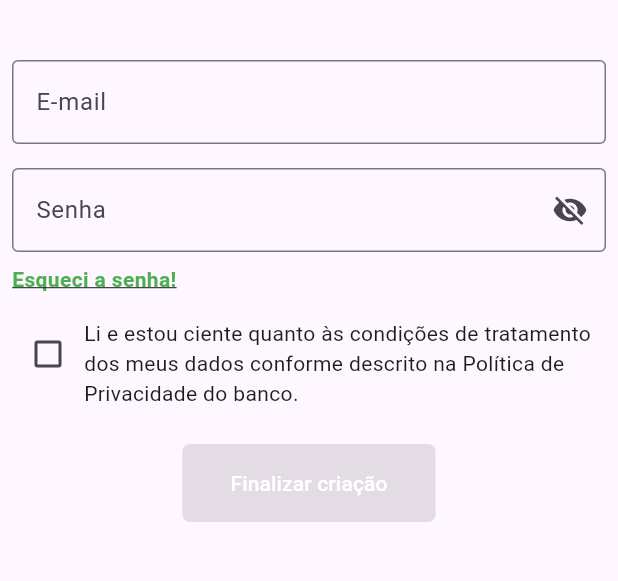
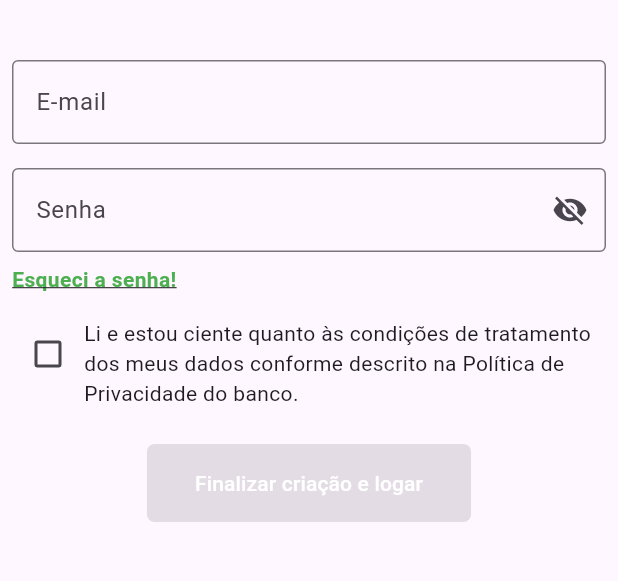
Before and after one commit to LucasTrevelin/login_page, a Flutter app: the screen it shows after launch, after a tap on "Criar conta", on a phone screen of 412 x 824 dp, the part 501-1082 px from its top. Run offline on Flutter 3.47's test engine with Material 3 defaults, Android fonts, the phone set to English and light mode, and no system bars.

```diff
--- a/lib/main.dart
+++ b/lib/main.dart
@@ -202,7 +202,9 @@ class _LoginPageState extends State<LoginPage> {
                             }
                           },
                   child: Text(
-                    _showTermsCheckbox ? 'Finalizar criação' : 'Criar conta',
+                    _showTermsCheckbox
+                        ? 'Finalizar criação e logar'
+                        : 'Criar conta',
                     style: const TextStyle(color: Colors.white),
                   ),
                 ),
```
